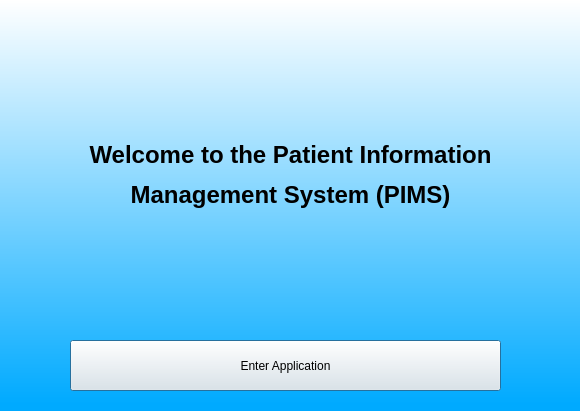
Old version of the form MainScreen.ui in the repository AlexHarbaugh1/CS499.
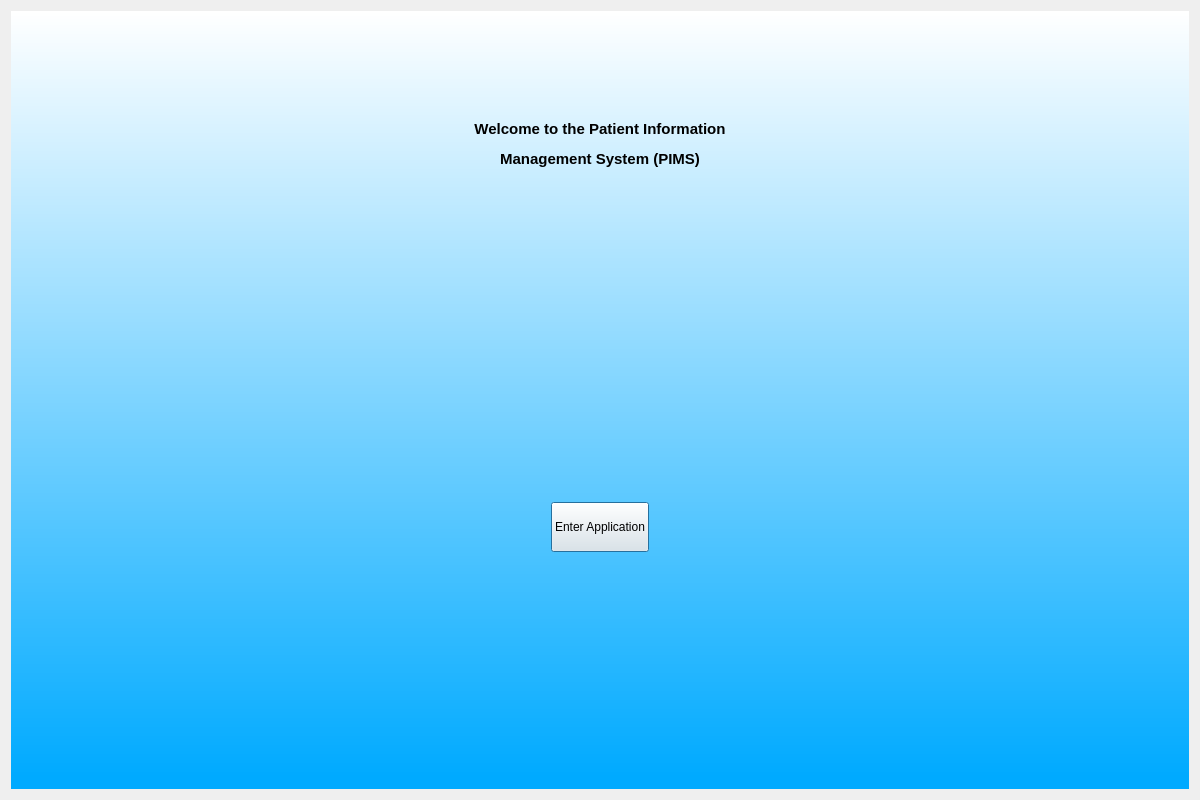
New version of the form.

```diff
--- a/MainScreen.ui
+++ b/MainScreen.ui
@@ -6,58 +6,72 @@
    <rect>
     <x>0</x>
     <y>0</y>
-    <width>580</width>
-    <height>411</height>
+    <width>1200</width>
+    <height>800</height>
    </rect>
   </property>
+  <property name="minimumSize">
+   <size>
+    <width>1200</width>
+    <height>800</height>
+   </size>
+  </property>
   <property name="windowTitle">
    <string>Dialog</string>
   </property>
-  <widget class="QPushButton" name="pushButton">
-   <property name="geometry">
-    <rect>
-     <x>70</x>
-     <y>340</y>
-     <width>431</width>
-     <height>51</height>
-    </rect>
-   </property>
-   <property name="text">
-    <string>Enter Application</string>
-   </property>
-  </widget>
-  <widget class="QLabel" name="label_2">
-   <property name="geometry">
-    <rect>
-     <x>0</x>
-     <y>0</y>
-     <width>581</width>
-     <height>411</height>
-    </rect>
-   </property>
-   <property name="styleSheet">
-    <string notr="true">background-color:qlineargradient(spread:pad, x1:1, y1:0.982409, x2:1, y2:0, stop:0 rgba(0, 170, 255, 255), stop:1 rgba(255, 255, 255, 255))</string>
-   </property>
-   <property name="text">
-    <string/>
-   </property>
-  </widget>
-  <widget class="QLabel" name="label_3">
-   <property name="geometry">
-    <rect>
-     <x>10</x>
-     <y>140</y>
-     <width>561</width>
-     <height>71</height>
-    </rect>
-   </property>
-   <property name="text">
-    <string>&lt;html&gt;&lt;head/&gt;&lt;body&gt;&lt;p align=&quot;center&quot;&gt;&lt;span style=&quot; font-size:18pt; font-weight:600;&quot;&gt;Welcome to the Patient Information&lt;/span&gt;&lt;/p&gt;&lt;p align=&quot;center&quot;&gt;&lt;span style=&quot; font-size:18pt; font-weight:600;&quot;&gt;Management System (PIMS)&lt;/span&gt;&lt;/p&gt;&lt;/body&gt;&lt;/html&gt;</string>
-   </property>
-  </widget>
-  <zorder>label_2</zorder>
-  <zorder>pushButton</zorder>
-  <zorder>label_3</zorder>
+  <layout class="QGridLayout" name="gridLayout">
+   <item row="0" column="0">
+    <widget class="QWidget" name="widget" native="true">
+     <property name="autoFillBackground">
+      <bool>false</bool>
+     </property>
+     <property name="styleSheet">
+      <string notr="true">QWidget#widget{
+background-color:qlineargradient(spread:pad, x1:1, y1:0.982409, x2:1, y2:0, stop:0 rgba(0, 170, 255, 255), stop:1 rgba(255, 255, 255, 255))}</string>
+     </property>
+     <layout class="QGridLayout" name="gridLayout_2">
+      <item row="0" column="1" alignment="Qt::AlignHCenter">
+       <widget class="QLabel" name="label_3">
+        <property name="sizePolicy">
+         <sizepolicy hsizetype="Preferred" vsizetype="Preferred">
+          <horstretch>0</horstretch>
+          <verstretch>0</verstretch>
+         </sizepolicy>
+        </property>
+        <property name="layoutDirection">
+         <enum>Qt::LeftToRight</enum>
+        </property>
+        <property name="frameShadow">
+         <enum>QFrame::Plain</enum>
+        </property>
+        <property name="text">
+         <string>&lt;html&gt;&lt;head/&gt;&lt;body&gt;&lt;p align=&quot;center&quot;&gt;&lt;span style=&quot; font-size:11pt; font-weight:600;&quot;&gt;Welcome to the Patient Information&lt;/span&gt;&lt;/p&gt;&lt;p align=&quot;center&quot;&gt;&lt;span style=&quot; font-size:11pt; font-weight:600;&quot;&gt;Management System (PIMS)&lt;/span&gt;&lt;/p&gt;&lt;/body&gt;&lt;/html&gt;</string>
+        </property>
+       </widget>
+      </item>
+      <item row="1" column="1" rowspan="2" alignment="Qt::AlignHCenter">
+       <widget class="QPushButton" name="enterApplication">
+        <property name="sizePolicy">
+         <sizepolicy hsizetype="Preferred" vsizetype="Preferred">
+          <horstretch>0</horstretch>
+          <verstretch>0</verstretch>
+         </sizepolicy>
+        </property>
+        <property name="maximumSize">
+         <size>
+          <width>16777215</width>
+          <height>50</height>
+         </size>
+        </property>
+        <property name="text">
+         <string>Enter Application</string>
+        </property>
+       </widget>
+      </item>
+     </layout>
+    </widget>
+   </item>
+  </layout>
  </widget>
  <resources>
   <include location="Test.qrc"/>
```
Left out of the diff: 4 changed lines with no effect on the pictures.
